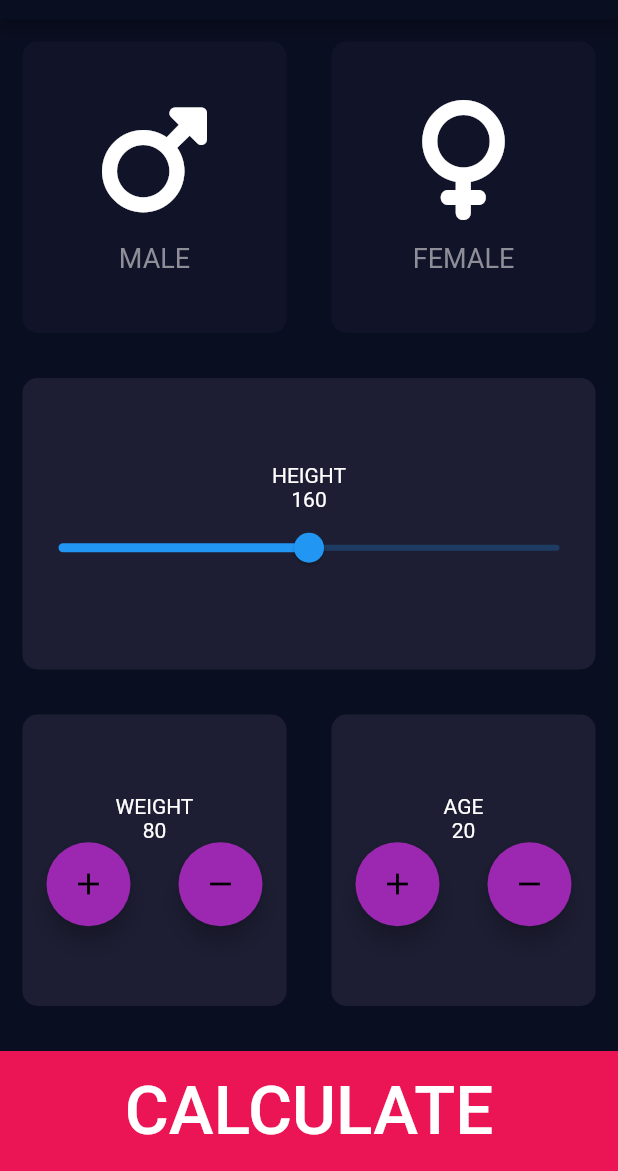
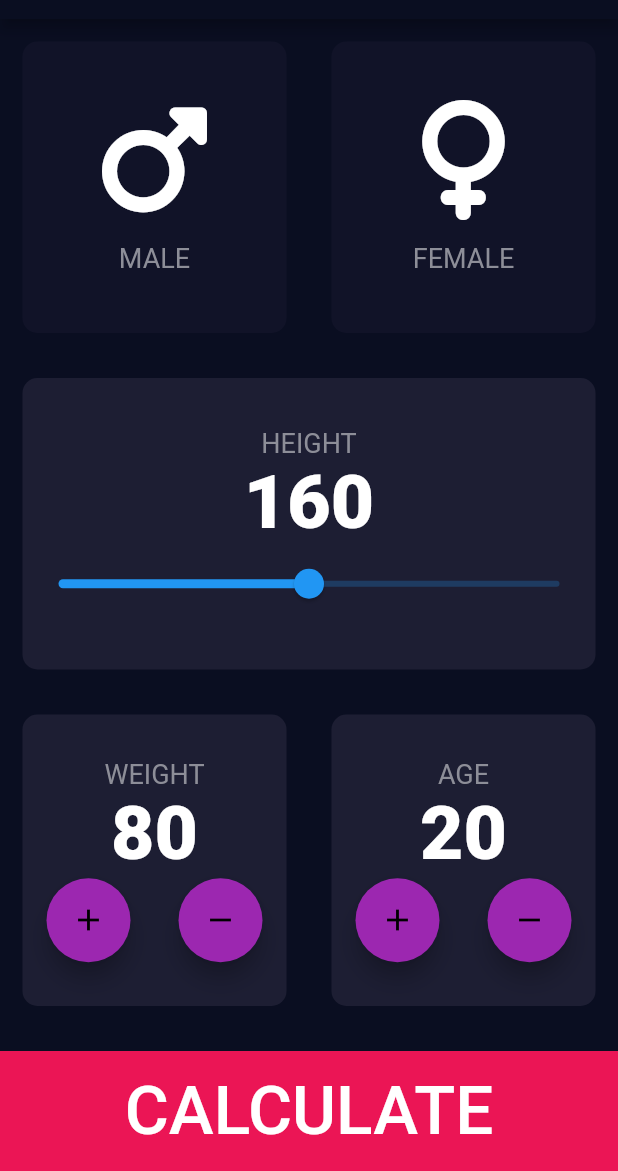
Before and after one commit to matatoMatata94/bmi_calculator, a Flutter app: the screen it shows after launch, on a phone screen of 412 x 824 dp, the part 65-1236 px from its top. Run offline on Flutter 3.47's test engine with Material 2 defaults, Android fonts, the phone set to English and light mode, and no system bars; our stand-ins replace font_awesome_flutter.

Commit message:
Refactored
Created extra file for constants and refactored app

```diff
--- a/lib/background_card.dart
+++ b/lib/background_card.dart
@@ -2,20 +2,23 @@ import 'package:flutter/cupertino.dart';
 
 class BackgroundCard extends StatelessWidget {
   final Color color;
-  final Widget cardChild;
+  final Widget? cardChild;
+  final Function()? onPress;
 
-  const BackgroundCard(
-      {super.key, required this.color, required this.cardChild});
+  const BackgroundCard({required this.color, this.cardChild, this.onPress});
 
   @override
   Widget build(BuildContext context) {
-    return Container(
-      margin: const EdgeInsets.all(15),
-      decoration: BoxDecoration(
-        color: color,
-        borderRadius: BorderRadius.circular(10),
+    return GestureDetector(
+      onTap: onPress,
+      child: Container(
+        margin: const EdgeInsets.all(15),
+        decoration: BoxDecoration(
+          color: color,
+          borderRadius: BorderRadius.circular(10),
+        ),
+        child: cardChild,
       ),
-      child: cardChild,
     );
   }
 }
--- /dev/null
+++ b/lib/constants.dart
@@ -0,0 +1,16 @@
+import 'package:flutter/material.dart';
+
+const Color kActiveCardColor = Color(0xFF1D1E33);
+const Color kInactiveCardColor = Color(0xFF111328);
+const Color kBottomButtonColor = Color(0xFFEB1555);
+const double kBottomButtonHeight = 80;
+
+const kIconCardStyle = TextStyle(
+  fontSize: 18,
+  color: Color(0xFF8D8E98),
+);
+
+const kNumberStyle = TextStyle(
+  fontSize: 50,
+  fontWeight: FontWeight.w900,
+);
--- a/lib/icon_content.dart
+++ b/lib/icon_content.dart
@@ -1,9 +1,6 @@
 import 'package:flutter/cupertino.dart';
 
-const iconCardStyle = TextStyle(
-  fontSize: 18,
-  color: Color(0xFF8D8E98),
-);
+import 'constants.dart';
 
 class IconContent extends StatelessWidget {
   const IconContent({required this.icon, required this.text});
@@ -23,7 +20,7 @@ class IconContent extends StatelessWidget {
         const SizedBox(height: 15),
         Text(
           text,
-          style: iconCardStyle,
+          style: kIconCardStyle,
         )
       ],
     );
--- a/lib/input_page.dart
+++ b/lib/input_page.dart
@@ -4,12 +4,8 @@ import 'package:flutter/material.dart';
 import 'package:font_awesome_flutter/font_awesome_flutter.dart';
 
 import 'background_card.dart';
+import 'constants.dart';
 import 'icon_content.dart';
-
-const Color activeCardColor = Color(0xFF1D1E33);
-const Color inactiveCardColor = Color(0xFF111328);
-const Color bottomButtonColor = Color(0xFFEB1555);
-const double bottomButtonHeight = 80;
 
 enum Gender { male, female }
 
@@ -35,43 +31,40 @@ class _InputPageState extends State<InputPage> {
       ),
       body: SafeArea(
         child: Column(
+          crossAxisAlignment: CrossAxisAlignment.stretch,
           children: [
             Expanded(
               child: Row(
                 children: [
                   Expanded(
-                    child: GestureDetector(
-                      onTap: () {
+                    child: BackgroundCard(
+                      onPress: () {
                         setState(() {
                           selectedGender = Gender.male;
                         });
                       },
-                      child: BackgroundCard(
                       color: selectedGender == Gender.male
-                            ? activeCardColor
-                            : inactiveCardColor,
+                          ? kActiveCardColor
+                          : kInactiveCardColor,
                       cardChild: const IconContent(
                         icon: FontAwesomeIcons.mars,
                         text: 'MALE',
                       ),
                     ),
                   ),
-                  ),
                   Expanded(
-                    child: GestureDetector(
-                      onTap: () {
+                    child: BackgroundCard(
+                      onPress: () {
                         setState(() {
                           selectedGender = Gender.female;
                         });
                       },
-                      child: BackgroundCard(
                       color: selectedGender == Gender.female
-                            ? activeCardColor
-                            : inactiveCardColor,
+                          ? kActiveCardColor
+                          : kInactiveCardColor,
                       cardChild: const IconContent(
                         icon: FontAwesomeIcons.venus,
                         text: 'FEMALE',
-                        ),
                       ),
                     ),
                   ),
@@ -80,12 +73,21 @@ class _InputPageState extends State<InputPage> {
             ),
             Expanded(
               child: BackgroundCard(
-                color: activeCardColor,
+                color: kActiveCardColor,
                 cardChild: Column(
                   mainAxisAlignment: MainAxisAlignment.center,
                   children: [
-                    const Text('HEIGHT'),
-                    Text(heightValue.round().toString()),
+                    const Text(
+                      'HEIGHT',
+                      style: kIconCardStyle,
+                    ),
+                    Text(
+                      heightValue.round().toString(),
+                      style: const TextStyle(
+                        fontSize: 50,
+                        fontWeight: FontWeight.w900,
+                      ),
+                    ),
                     Slider(
                         max: 200,
                         min: 120,
@@ -102,12 +104,18 @@ class _InputPageState extends State<InputPage> {
                 children: [
                   Expanded(
                     child: BackgroundCard(
-                      color: activeCardColor,
+                      color: kActiveCardColor,
                       cardChild: Column(
                         mainAxisAlignment: MainAxisAlignment.center,
                         children: [
-                          const Text('WEIGHT'),
-                          Text(weightValue.toString()),
+                          const Text(
+                            'WEIGHT',
+                            style: kIconCardStyle,
+                          ),
+                          Text(
+                            weightValue.toString(),
+                            style: kNumberStyle,
+                          ),
                           Row(
                             mainAxisAlignment: MainAxisAlignment.spaceAround,
                             children: [
@@ -135,12 +143,18 @@ class _InputPageState extends State<InputPage> {
                   ),
                   Expanded(
                     child: BackgroundCard(
-                      color: activeCardColor,
+                      color: kActiveCardColor,
                       cardChild: Column(
                         mainAxisAlignment: MainAxisAlignment.center,
                         children: [
-                          const Text('AGE'),
-                          Text(ageValue.toString()),
+                          const Text(
+                            'AGE',
+                            style: kIconCardStyle,
+                          ),
+                          Text(
+                            ageValue.toString(),
+                            style: kNumberStyle,
+                          ),
                           Row(
                             mainAxisAlignment: MainAxisAlignment.spaceAround,
                             children: [
@@ -170,8 +184,8 @@ class _InputPageState extends State<InputPage> {
               ),
             ),
             Container(
-              color: bottomButtonColor,
-              height: bottomButtonHeight,
+              color: kBottomButtonColor,
+              height: kBottomButtonHeight,
               width: double.infinity,
               margin: const EdgeInsets.only(top: 15),
               child: MaterialButton(
```
Lines whose indentation alone changed are shown as unchanged.
